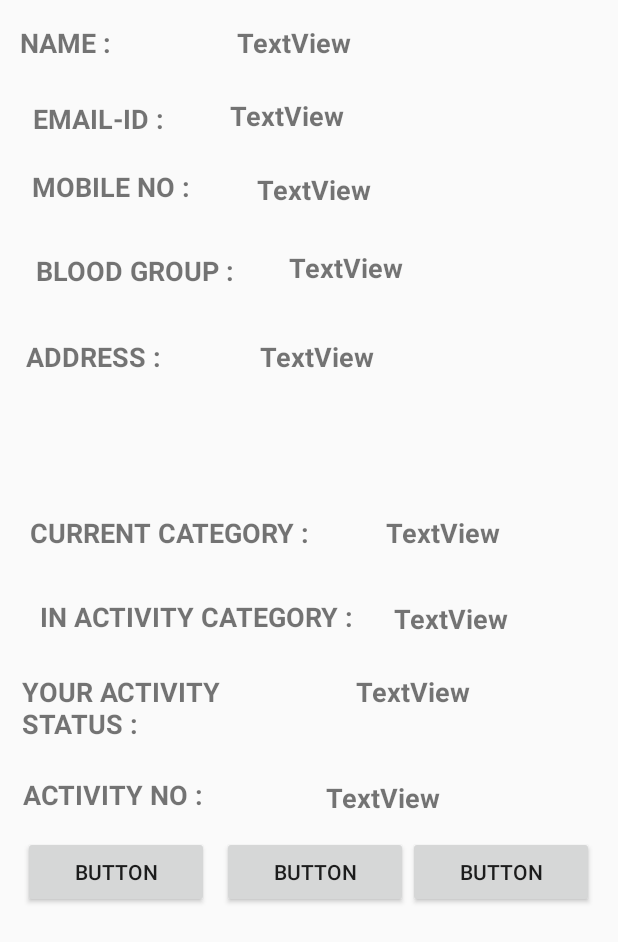
After one commit to saunakbis97/Blood-Find-Application, an Android app: the layout activity_manage_page.xml on its own in the app's theme, with its tools: preview values and no code run, on a phone screen of 412 x 824 dp. The commit adds this screen. Shown: the top 942 px of the screen. Run offline under Robolectric (Android 15) with nearby library versions, the phone set to English and light mode, and no system bars.

Commit message:
added ActivityManagePage and activity_manage_page Updated DatabaseHelper2

```diff
--- a/app/src/main/AndroidManifest.xml
+++ b/app/src/main/AndroidManifest.xml
@@ -9,7 +9,8 @@
         android:roundIcon="@mipmap/ic_launcher_round"
         android:supportsRtl="true"
         android:theme="@style/AppTheme">
-        <activity android:name=".ActivitiesPage"></activity>
+        <activity android:name=".ActivityManagePage"></activity>
+        <activity android:name=".ActivitiesPage" />
         <activity android:name=".SearchToInformationPage" />
         <activity android:name=".SearchAsDonorPage" />
         <activity android:name=".SearchAsReceiverPage" />
--- a/app/src/main/java/com/example/bloodfindapplication/ActivitiesPage.java
+++ b/app/src/main/java/com/example/bloodfindapplication/ActivitiesPage.java
@@ -24,7 +24,7 @@ public class ActivitiesPage extends AppCompatActivity {
         DatabaseHelper1 db=new DatabaseHelper1(this);
         DatabaseHelper2 db2=new DatabaseHelper2(this);
         Intent prevIntent = getIntent();
-        String emailString = prevIntent.getStringExtra("EMAIL ID");
+        final String emailString = prevIntent.getStringExtra("EMAIL ID");
         Cursor activitySearchCursor = db2.getActivitiesSearchResults(emailString);
         activitiesListView =(ListView) findViewById(R.id.activitiesListView);
         activitiesList =new ArrayList<>();
@@ -79,8 +79,17 @@ public class ActivitiesPage extends AppCompatActivity {
             @Override
             public void onItemClick(AdapterView<?> parent, View view, int position, long id) {
                 String concatenatedString = activitiesListView.getItemAtPosition(position).toString();
-                Toast.makeText(getApplicationContext(),concatenatedString,Toast.LENGTH_SHORT).show();
+                String activityNoClicked = concatenatedString.substring((concatenatedString.lastIndexOf("(")) + 1 ,concatenatedString.lastIndexOf(")") );
+                goToActivityManagePage(emailString,activityNoClicked);
+
             }
         });
     }
+
+    private void goToActivityManagePage(String emailString, String activityNoClicked) {
+        Intent toActivityManagePageIntent = new Intent(ActivitiesPage.this,ActivityManagePage.class);
+        toActivityManagePageIntent.putExtra("USER EMAIL ID",emailString);
+        toActivityManagePageIntent.putExtra("CLICKED ACTIVITY NO",activityNoClicked);
+        startActivity(toActivityManagePageIntent);
+    }
 }
--- /dev/null
+++ b/app/src/main/java/com/example/bloodfindapplication/ActivityManagePage.java
@@ -0,0 +1,138 @@
+package com.example.bloodfindapplication;
+
+import android.content.Intent;
+import android.database.Cursor;
+import android.support.v7.app.AppCompatActivity;
+import android.os.Bundle;
+import android.widget.TextView;
+
+public class ActivityManagePage extends AppCompatActivity {
+
+    @Override
+    protected void onCreate(Bundle savedInstanceState) {
+        super.onCreate(savedInstanceState);
+        setContentView(R.layout.activity_manage_page);
+
+        DatabaseHelper1 db=new DatabaseHelper1(this);
+        DatabaseHelper2 db2=new DatabaseHelper2(this);
+        Intent prevIntent = getIntent();
+        final String emailString = prevIntent.getStringExtra("USER EMAIL ID");
+        String activityNoClicked = prevIntent.getStringExtra("CLICKED ACTIVITY NO");
+
+        Cursor getActivityInformationCursor = db2.getActivityInformation(activityNoClicked);
+        if(getActivityInformationCursor != null) {
+            getActivityInformationCursor.moveToFirst();
+        }
+        do {
+            setActivityInformation(getActivityInformationCursor,emailString);
+
+            if((getActivityInformationCursor.getString(1)).equals(emailString)) {
+                setProfileInformation(getActivityInformationCursor.getString(2));
+            }
+            else {
+                setProfileInformation(getActivityInformationCursor.getString(1));
+            }
+
+        }while (getActivityInformationCursor.moveToNext());
+    }
+
+    private void setProfileInformation(String email) {
+        DatabaseHelper1 db=new DatabaseHelper1(this);
+        Cursor informationCursor = db.getInformationAfterSearch(email);
+        if(informationCursor != null) {
+            informationCursor.moveToFirst();
+        }
+        do{
+            TextView nameValueTextView = (TextView) findViewById(R.id.nameValueTextView);
+            nameValueTextView.setText(informationCursor.getString(0));
+
+            TextView emailValueTextView = (TextView) findViewById(R.id.emailValueTextView);
+            emailValueTextView.setText(informationCursor.getString(1));
+
+            TextView mobileNoValueTextView = (TextView) findViewById(R.id.mobileNoValueTextView);
+            mobileNoValueTextView.setText(informationCursor.getString(2));
+
+            TextView bloodGroupValueTextView = (TextView) findViewById(R.id.bloodGroupValueTextView);
+            bloodGroupValueTextView.setText(informationCursor.getString(3));
+
+            TextView addressValueTextView = (TextView) findViewById(R.id.addressValueTextView);
+            addressValueTextView.setText(informationCursor.getString(4));
+
+            TextView currentCategoryValueTextView = (TextView) findViewById(R.id.currentCategoryValueTextView);
+            currentCategoryValueTextView.setText(informationCursor.getString(5));
+        }while (informationCursor.moveToNext());
+    }
+
+    private void setActivityInformation(Cursor getActivityInformationCursor, String emailString) {
+
+        TextView activityNoValueTextView = (TextView) findViewById(R.id.activityNoValueTextView);
+        activityNoValueTextView.setText(getActivityInformationCursor.getString(0));
+
+        TextView yourActivityStatusValueTextView = (TextView) findViewById(R.id.yourActivityStatusValueTextView);
+        TextView inActivityCategoryValueTextView = (TextView) findViewById(R.id.inActivityCategoryValueTextView);
+        if((getActivityInformationCursor.getString(3)).equals("OFFER SENT") && (getActivityInformationCursor.getString(1)).equals(emailString)) {
+            inActivityCategoryValueTextView.setText("RECEIVER");
+            yourActivityStatusValueTextView.setText("OUTGOING OFFER SENT");
+        }
+        else if((getActivityInformationCursor.getString(3)).equals("OFFER SENT") && (getActivityInformationCursor.getString(2)).equals(emailString)) {
+            inActivityCategoryValueTextView.setText("DONOR");
+            yourActivityStatusValueTextView.setText("INCOMING OFFER RECEIVED");
+        }
+        else if((getActivityInformationCursor.getString(3)).equals("REQUEST SENT") && (getActivityInformationCursor.getString(1)).equals(emailString)) {
+            inActivityCategoryValueTextView.setText("DONOR");
+            yourActivityStatusValueTextView.setText("OUTGOING REQUEST SENT");
+        }
+        else if((getActivityInformationCursor.getString(3)).equals("REQUEST SENT") && (getActivityInformationCursor.getString(2)).equals(emailString)) {
+            inActivityCategoryValueTextView.setText("RECEIVER");
+            yourActivityStatusValueTextView.setText("INCOMING REQUEST RECEIVED");
+        }
+        else if((getActivityInformationCursor.getString(3)).equals("OFFER ACCEPTED") && (getActivityInformationCursor.getString(1)).equals(emailString)) {
+            inActivityCategoryValueTextView.setText("RECEIVER");
+            yourActivityStatusValueTextView.setText("OUTGOING OFFER ACCEPTED");
+        }
+        else if((getActivityInformationCursor.getString(3)).equals("OFFER ACCEPTED") && (getActivityInformationCursor.getString(2)).equals(emailString)) {
+            inActivityCategoryValueTextView.setText("DONOR");
+            yourActivityStatusValueTextView.setText("INCOMING OFFER ACCEPTED");
+        }
+        else if((getActivityInformationCursor.getString(3)).equals("REQUEST ACCEPTED") && (getActivityInformationCursor.getString(1)).equals(emailString)) {
+            inActivityCategoryValueTextView.setText("DONOR");
+            yourActivityStatusValueTextView.setText("OUTGOING REQUEST ACCEPTED");
+        }
+        else if((getActivityInformationCursor.getString(3)).equals("REQUEST ACCEPTED") && (getActivityInformationCursor.getString(2)).equals(emailString)) {
+            inActivityCategoryValueTextView.setText("RECEIVER");
+            yourActivityStatusValueTextView.setText("INCOMING REQUEST ACCEPTED");
+        }
+        else if((getActivityInformationCursor.getString(3)).equals("OFFER CANCELLED") && (getActivityInformationCursor.getString(1)).equals(emailString)) {
+            inActivityCategoryValueTextView.setText("RECEIVER");
+            yourActivityStatusValueTextView.setText("OUTGOING OFFER CANCELLED");
+        }
+        else if((getActivityInformationCursor.getString(3)).equals("OFFER CANCELLED") && (getActivityInformationCursor.getString(2)).equals(emailString)) {
+            inActivityCategoryValueTextView.setText("DONOR");
+            yourActivityStatusValueTextView.setText("INCOMING OFFER CANCELLED");
+        }
+        else if((getActivityInformationCursor.getString(3)).equals("REQUEST CANCELLED") && (getActivityInformationCursor.getString(1)).equals(emailString)) {
+            inActivityCategoryValueTextView.setText("DONOR");
+            yourActivityStatusValueTextView.setText("OUTGOING REQUEST CANCELLED");
+        }
+        else if((getActivityInformationCursor.getString(3)).equals("REQUEST CANCELLED") && (getActivityInformationCursor.getString(2)).equals(emailString)) {
+            inActivityCategoryValueTextView.setText("RECEIVER");
+            yourActivityStatusValueTextView.setText("INCOMING REQUEST CANCELLED");
+        }
+        else if((getActivityInformationCursor.getString(3)).equals("OFFER DECLINED") && (getActivityInformationCursor.getString(1)).equals(emailString)) {
+            inActivityCategoryValueTextView.setText("RECEIVER");
+            yourActivityStatusValueTextView.setText("OUTGOING OFFER DECLINED");
+        }
+        else if((getActivityInformationCursor.getString(3)).equals("OFFER DECLINED") && (getActivityInformationCursor.getString(2)).equals(emailString)) {
+            inActivityCategoryValueTextView.setText("DONOR");
+            yourActivityStatusValueTextView.setText("INCOMING OFFER DECLINED");
+        }
+        else if((getActivityInformationCursor.getString(3)).equals("REQUEST DECLINED") && (getActivityInformationCursor.getString(1)).equals(emailString)) {
+            inActivityCategoryValueTextView.setText("DONOR");
+            yourActivityStatusValueTextView.setText("OUTGOING REQUEST DECLINED");
+        }
+        else if((getActivityInformationCursor.getString(3)).equals("REQUEST DECLINED") && (getActivityInformationCursor.getString(2)).equals(emailString)) {
+            inActivityCategoryValueTextView.setText("RECEIVER");
+            yourActivityStatusValueTextView.setText("INCOMING REQUEST DECLINED");
+        }
+    }
+}
--- a/app/src/main/java/com/example/bloodfindapplication/DatabaseHelper2.java
+++ b/app/src/main/java/com/example/bloodfindapplication/DatabaseHelper2.java
@@ -60,4 +60,10 @@ public class DatabaseHelper2 extends SQLiteOpenHelper {
         Cursor activitySearchCursor = db2.rawQuery("select activityno,fromemail,toemail,activitystatus from activities where fromemail=? or toemail=?",new String[]{emailString,emailString});
         return activitySearchCursor;
     }
+
+    public Cursor getActivityInformation(String activityNoClicked) {
+        SQLiteDatabase db2=this.getReadableDatabase();
+        Cursor activitySearchCursor = db2.rawQuery("select activityno,fromemail,toemail,activitystatus from activities where activityno=?",new String[]{activityNoClicked});
+        return activitySearchCursor;
+    }
 }
--- /dev/null
+++ b/app/src/main/res/layout/activity_manage_page.xml
@@ -0,0 +1,330 @@
+<?xml version="1.0" encoding="utf-8"?>
+<android.support.constraint.ConstraintLayout xmlns:android="http://schemas.android.com/apk/res/android"
+    xmlns:app="http://schemas.android.com/apk/res-auto"
+    xmlns:tools="http://schemas.android.com/tools"
+    android:layout_width="match_parent"
+    android:layout_height="match_parent"
+    tools:context=".ActivityManagePage">
+
+    <TextView
+        android:id="@+id/nameMessageTextView"
+        android:layout_width="70dp"
+        android:layout_height="27dp"
+        android:layout_marginStart="32dp"
+        android:layout_marginLeft="32dp"
+        android:layout_marginTop="16dp"
+        android:layout_marginEnd="37dp"
+        android:layout_marginRight="37dp"
+        android:text="NAME :"
+        android:textSize="18sp"
+        android:textStyle="bold"
+        app:layout_constraintEnd_toStartOf="@+id/nameValueTextView"
+        app:layout_constraintStart_toStartOf="parent"
+        app:layout_constraintTop_toTopOf="parent" />
+
+    <TextView
+        android:id="@+id/nameValueTextView"
+        android:layout_width="219dp"
+        android:layout_height="29dp"
+        android:layout_marginStart="37dp"
+        android:layout_marginLeft="37dp"
+        android:layout_marginTop="16dp"
+        android:layout_marginEnd="53dp"
+        android:layout_marginRight="53dp"
+        android:text="TextView"
+        android:textSize="18sp"
+        android:textStyle="bold"
+        app:layout_constraintEnd_toEndOf="parent"
+        app:layout_constraintStart_toEndOf="@+id/nameMessageTextView"
+        app:layout_constraintTop_toTopOf="parent" />
+
+    <TextView
+        android:id="@+id/emailMessageTextView"
+        android:layout_width="91dp"
+        android:layout_height="26dp"
+        android:layout_marginStart="32dp"
+        android:layout_marginLeft="32dp"
+        android:layout_marginTop="23dp"
+        android:layout_marginEnd="20dp"
+        android:layout_marginRight="20dp"
+        android:text="EMAIL-ID :"
+        android:textSize="18sp"
+        android:textStyle="bold"
+        app:layout_constraintEnd_toStartOf="@+id/emailValueTextView"
+        app:layout_constraintStart_toStartOf="parent"
+        app:layout_constraintTop_toBottomOf="@+id/nameMessageTextView" />
+
+    <TextView
+        android:id="@+id/emailValueTextView"
+        android:layout_width="223dp"
+        android:layout_height="30dp"
+        android:layout_marginStart="20dp"
+        android:layout_marginLeft="20dp"
+        android:layout_marginTop="19dp"
+        android:layout_marginEnd="45dp"
+        android:layout_marginRight="45dp"
+        android:text="TextView"
+        android:textSize="18sp"
+        android:textStyle="bold"
+        app:layout_constraintEnd_toEndOf="parent"
+        app:layout_constraintStart_toEndOf="@+id/emailMessageTextView"
+        app:layout_constraintTop_toBottomOf="@+id/nameValueTextView" />
+
+    <TextView
+        android:id="@+id/mobileNoMessageTextView"
+        android:layout_width="107dp"
+        android:layout_height="32dp"
+        android:layout_marginStart="32dp"
+        android:layout_marginLeft="32dp"
+        android:layout_marginTop="19dp"
+        android:layout_marginEnd="21dp"
+        android:layout_marginRight="21dp"
+        android:text="MOBILE NO :"
+        android:textSize="18sp"
+        android:textStyle="bold"
+        app:layout_constraintEnd_toStartOf="@+id/mobileNoValueTextView"
+        app:layout_constraintStart_toStartOf="parent"
+        app:layout_constraintTop_toBottomOf="@+id/emailMessageTextView" />
+
+    <TextView
+        android:id="@+id/mobileNoValueTextView"
+        android:layout_width="222dp"
+        android:layout_height="32dp"
+        android:layout_marginStart="21dp"
+        android:layout_marginLeft="21dp"
+        android:layout_marginTop="19dp"
+        android:layout_marginEnd="29dp"
+        android:layout_marginRight="29dp"
+        android:text="TextView"
+        android:textSize="18sp"
+        android:textStyle="bold"
+        app:layout_constraintEnd_toEndOf="parent"
+        app:layout_constraintStart_toEndOf="@+id/mobileNoMessageTextView"
+        app:layout_constraintTop_toBottomOf="@+id/emailValueTextView" />
+
+    <TextView
+        android:id="@+id/bloodGroupMessageTextView"
+        android:layout_width="134dp"
+        android:layout_height="33dp"
+        android:layout_marginStart="32dp"
+        android:layout_marginLeft="32dp"
+        android:layout_marginTop="24dp"
+        android:layout_marginEnd="17dp"
+        android:layout_marginRight="17dp"
+        android:text="BLOOD GROUP :"
+        android:textSize="18sp"
+        android:textStyle="bold"
+        app:layout_constraintEnd_toStartOf="@+id/bloodGroupValueTextView"
+        app:layout_constraintStart_toStartOf="parent"
+        app:layout_constraintTop_toBottomOf="@+id/mobileNoMessageTextView" />
+
+    <TextView
+        android:id="@+id/bloodGroupValueTextView"
+        android:layout_width="116dp"
+        android:layout_height="35dp"
+        android:layout_marginStart="17dp"
+        android:layout_marginLeft="17dp"
+        android:layout_marginTop="20dp"
+        android:layout_marginEnd="112dp"
+        android:layout_marginRight="112dp"
+        android:text="TextView"
+        android:textSize="18sp"
+        android:textStyle="bold"
+        app:layout_constraintEnd_toEndOf="parent"
+        app:layout_constraintStart_toEndOf="@+id/bloodGroupMessageTextView"
+        app:layout_constraintTop_toBottomOf="@+id/mobileNoValueTextView" />
+
+    <TextView
+        android:id="@+id/addressMessageTextView"
+        android:layout_width="97dp"
+        android:layout_height="36dp"
+        android:layout_marginStart="32dp"
+        android:layout_marginLeft="32dp"
+        android:layout_marginTop="24dp"
+        android:layout_marginEnd="29dp"
+        android:layout_marginRight="29dp"
+        android:text="ADDRESS :"
+        android:textSize="18sp"
+        android:textStyle="bold"
+        app:layout_constraintEnd_toStartOf="@+id/addressValueTextView"
+        app:layout_constraintStart_toStartOf="parent"
+        app:layout_constraintTop_toBottomOf="@+id/bloodGroupMessageTextView" />
+
+    <TextView
+        android:id="@+id/addressValueTextView"
+        android:layout_width="237dp"
+        android:layout_height="97dp"
+        android:layout_marginStart="29dp"
+        android:layout_marginLeft="29dp"
+        android:layout_marginTop="24dp"
+        android:layout_marginEnd="16dp"
+        android:layout_marginRight="16dp"
+        android:text="TextView"
+        android:textSize="18sp"
+        android:textStyle="bold"
+        app:layout_constraintEnd_toEndOf="parent"
+        app:layout_constraintStart_toEndOf="@+id/addressMessageTextView"
+        app:layout_constraintTop_toBottomOf="@+id/bloodGroupMessageTextView" />
+
+    <TextView
+        android:id="@+id/textView11"
+        android:layout_width="189dp"
+        android:layout_height="36dp"
+        android:layout_marginStart="32dp"
+        android:layout_marginLeft="32dp"
+        android:layout_marginTop="20dp"
+        android:layout_marginEnd="24dp"
+        android:layout_marginRight="24dp"
+        android:text="CURRENT CATEGORY :"
+        android:textSize="18sp"
+        android:textStyle="bold"
+        app:layout_constraintEnd_toStartOf="@+id/currentCategoryValueTextView"
+        app:layout_constraintStart_toStartOf="parent"
+        app:layout_constraintTop_toBottomOf="@+id/addressValueTextView" />
+
+    <TextView
+        android:id="@+id/currentCategoryValueTextView"
+        android:layout_width="119dp"
+        android:layout_height="37dp"
+        android:layout_marginStart="24dp"
+        android:layout_marginLeft="24dp"
+        android:layout_marginTop="20dp"
+        android:layout_marginEnd="47dp"
+        android:layout_marginRight="47dp"
+        android:text="TextView"
+        android:textSize="18sp"
+        android:textStyle="bold"
+        app:layout_constraintEnd_toEndOf="parent"
+        app:layout_constraintStart_toEndOf="@+id/textView11"
+        app:layout_constraintTop_toBottomOf="@+id/addressValueTextView" />
+
+    <TextView
+        android:id="@+id/inActivityCategoryMessageTextView"
+        android:layout_width="213dp"
+        android:layout_height="34dp"
+        android:layout_marginStart="32dp"
+        android:layout_marginLeft="32dp"
+        android:layout_marginTop="20dp"
+        android:layout_marginEnd="11dp"
+        android:layout_marginRight="11dp"
+        android:text="IN ACTIVITY CATEGORY :"
+        android:textSize="18sp"
+        android:textStyle="bold"
+        app:layout_constraintEnd_toStartOf="@+id/inActivityCategoryValueTextView"
+        app:layout_constraintStart_toStartOf="parent"
+        app:layout_constraintTop_toBottomOf="@+id/textView11" />
+
+    <TextView
+        android:id="@+id/inActivityCategoryValueTextView"
+        android:layout_width="106dp"
+        android:layout_height="33dp"
+        android:layout_marginStart="11dp"
+        android:layout_marginLeft="11dp"
+        android:layout_marginTop="20dp"
+        android:layout_marginEnd="49dp"
+        android:layout_marginRight="49dp"
+        android:text="TextView"
+        android:textSize="18sp"
+        android:textStyle="bold"
+        app:layout_constraintEnd_toEndOf="parent"
+        app:layout_constraintStart_toEndOf="@+id/inActivityCategoryMessageTextView"
+        app:layout_constraintTop_toBottomOf="@+id/currentCategoryValueTextView" />
+
+    <TextView
+        android:id="@+id/yourActivityStatusMessageTextView"
+        android:layout_width="180dp"
+        android:layout_height="47dp"
+        android:layout_marginStart="32dp"
+        android:layout_marginLeft="32dp"
+        android:layout_marginTop="16dp"
+        android:layout_marginEnd="21dp"
+        android:layout_marginRight="21dp"
+        android:text="YOUR ACTIVITY STATUS :"
+        android:textSize="18sp"
+        android:textStyle="bold"
+        app:layout_constraintEnd_toStartOf="@+id/yourActivityStatusValueTextView"
+        app:layout_constraintStart_toStartOf="parent"
+        app:layout_constraintTop_toBottomOf="@+id/inActivityCategoryMessageTextView" />
+
+    <TextView
+        android:id="@+id/yourActivityStatusValueTextView"
+        android:layout_width="164dp"
+        android:layout_height="49dp"
+        android:layout_marginStart="21dp"
+        android:layout_marginLeft="21dp"
+        android:layout_marginTop="16dp"
+        android:layout_marginEnd="28dp"
+        android:layout_marginRight="28dp"
+        android:text="TextView"
+        android:textSize="18sp"
+        android:textStyle="bold"
+        app:layout_constraintEnd_toEndOf="parent"
+        app:layout_constraintStart_toEndOf="@+id/yourActivityStatusMessageTextView"
+        app:layout_constraintTop_toBottomOf="@+id/inActivityCategoryMessageTextView" />
+
+    <TextView
+        android:id="@+id/activityNoMessageTextView"
+        android:layout_width="134dp"
+        android:layout_height="36dp"
+        android:layout_marginStart="32dp"
+        android:layout_marginLeft="32dp"
+        android:layout_marginTop="21dp"
+        android:layout_marginEnd="34dp"
+        android:layout_marginRight="34dp"
+        android:text="ACTIVITY NO :"
+        android:textSize="18sp"
+        android:textStyle="bold"
+        app:layout_constraintEnd_toStartOf="@+id/activityNoValueTextView"
+        app:layout_constraintStart_toStartOf="parent"
+        app:layout_constraintTop_toBottomOf="@+id/yourActivityStatusMessageTextView" />
+
+    <TextView
+        android:id="@+id/activityNoValueTextView"
+        android:layout_width="144dp"
+        android:layout_height="38dp"
+        android:layout_marginStart="34dp"
+        android:layout_marginLeft="34dp"
+        android:layout_marginTop="21dp"
+        android:layout_marginEnd="67dp"
+        android:layout_marginRight="67dp"
+        android:text="TextView"
+        android:textSize="18sp"
+        android:textStyle="bold"
+        app:layout_constraintEnd_toEndOf="parent"
+        app:layout_constraintStart_toEndOf="@+id/activityNoMessageTextView"
+        app:layout_constraintTop_toBottomOf="@+id/yourActivityStatusValueTextView" />
+
+    <Button
+        android:id="@+id/acceptButton"
+        android:layout_width="124dp"
+        android:layout_height="wrap_content"
+        android:layout_marginStart="15dp"
+        android:layout_marginLeft="15dp"
+        android:layout_marginTop="4dp"
+        android:layout_marginEnd="8dp"
+        android:layout_marginRight="8dp"
+        android:text="Button"
+        app:layout_constraintEnd_toStartOf="@+id/cancelButton"
+        app:layout_constraintStart_toStartOf="parent"
+        app:layout_constraintTop_toBottomOf="@+id/activityNoMessageTextView" />
+
+    <Button
+        android:id="@+id/cancelButton"
+        android:layout_width="124dp"
+        android:layout_height="48dp"
+        android:text="Button"
+        app:layout_constraintEnd_toStartOf="@+id/declineButton"
+        app:layout_constraintStart_toEndOf="@+id/acceptButton"
+        app:layout_constraintTop_toBottomOf="@+id/activityNoValueTextView" />
+
+    <Button
+        android:id="@+id/declineButton"
+        android:layout_width="124dp"
+        android:layout_height="wrap_content"
+        android:layout_marginEnd="16dp"
+        android:layout_marginRight="16dp"
+        android:text="Button"
+        app:layout_constraintEnd_toEndOf="parent"
+        app:layout_constraintStart_toEndOf="@+id/cancelButton"
+        app:layout_constraintTop_toBottomOf="@+id/activityNoValueTextView" />
+</android.support.constraint.ConstraintLayout>
--- a/app/src/main/res/layout/activity_search_to_information_page.xml
+++ b/app/src/main/res/layout/activity_search_to_information_page.xml
@@ -109,11 +109,12 @@
         android:layout_height="46dp"
         android:layout_marginStart="73dp"
         android:layout_marginLeft="73dp"
-        android:layout_marginTop="76dp"
+        android:layout_marginTop="68dp"
         android:layout_marginEnd="78dp"
         android:layout_marginRight="78dp"
         android:text="Button"
         app:layout_constraintEnd_toEndOf="parent"
+        app:layout_constraintHorizontal_bias="1.0"
         app:layout_constraintStart_toStartOf="parent"
         app:layout_constraintTop_toBottomOf="@+id/categoryValueTextView" />
 
```
